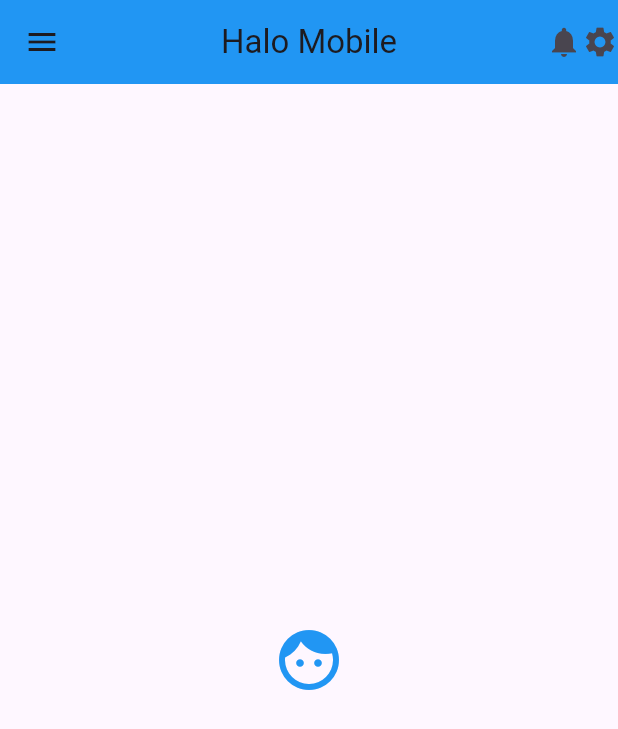
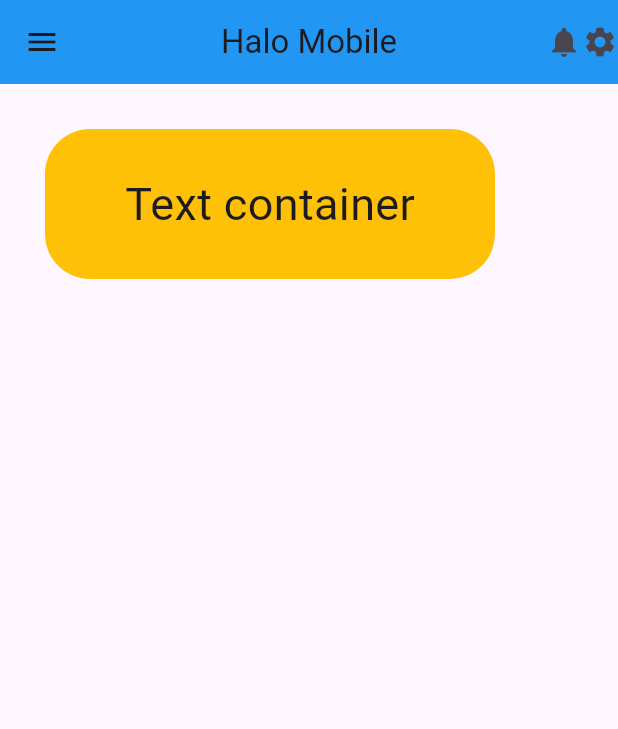
Before and after one commit to LeaOhyeah/belajar_flutter, a Flutter app: the screen it shows after launch, on a phone screen of 412 x 824 dp. Shown: the top 729 px of the screen. Run offline on Flutter 3.47's test engine with Material 3 defaults, Android fonts, the phone set to English and light mode, and no system bars.

Commit message:
feat(home) menambahkan contoh container di home
membungkus teks dengan container dan melakukan styling seperti mengatur box (padding, margin, align) serta panjang dan tinggi container

```diff
--- a/lib/home.dart
+++ b/lib/home.dart
@@ -14,17 +14,25 @@ class Home extends StatelessWidget {
           actions: [
             Icon(Icons.notifications),
             Icon(Icons.settings),
-
           ],
           backgroundColor: Colors.blue,
         ),
-      body: const Center(
-        child: Icon(
-          Icons.face,
-          color: Colors.blue,
-          size: 48,
+        body: Container(
+          height: 100,
+          width: 300,
+          margin: EdgeInsets.all(30),
+          alignment: Alignment.center,
+          // padding: EdgeInsets.all(16),
+          decoration: BoxDecoration(
+            borderRadius: BorderRadius.circular(30.0),
+            color: Colors.amber,
           ),
+          // color: Colors.amber,
+          child: Text(
+            "Text container",
+            style: TextStyle(fontSize: 30),
           ),
+        )
         // body: Center(child: Text("Ini Home dari file lain"),),
         );
   }
```
Lines whose indentation alone changed are shown as unchanged.
